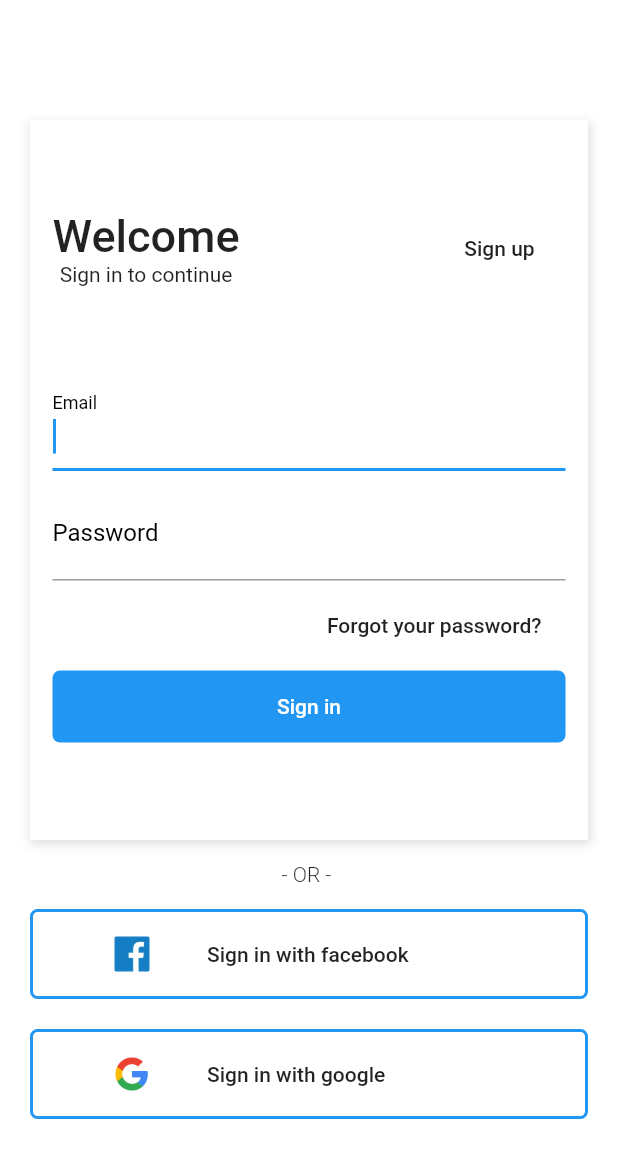
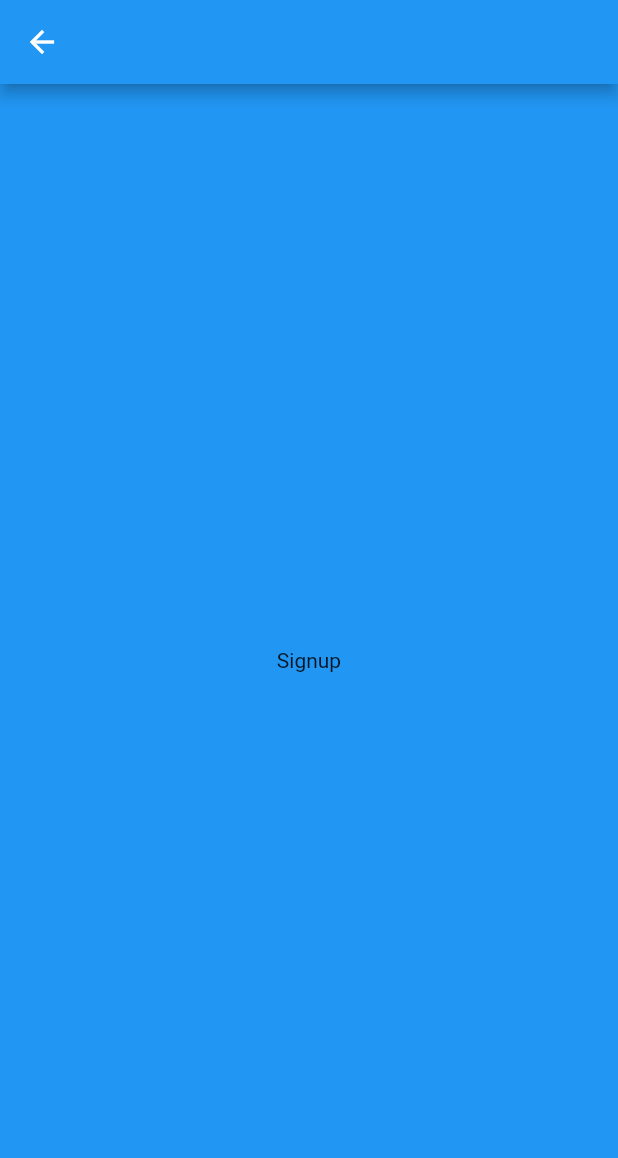
Before and after one commit to viniciusaugutis/flutter-shopping-layout, a Flutter app: the screen it shows after launch, after a tap on "Sign up", on a phone screen of 412 x 824 dp. Shown: the top 1158 px of the screen. Run offline on Flutter 3.47's test engine with Material 2 defaults, Android fonts, the phone set to English and light mode, and no system bars.

Commit message:
Utilizando navigation para pagina de sigup

```diff
--- a/lib/pages/login.page.dart
+++ b/lib/pages/login.page.dart
@@ -1,4 +1,5 @@
 import 'package:flutter/material.dart';
+import 'package:shoppinglayout/pages/signup.page.dart';
 
 class LoginPage extends StatelessWidget {
   @override
@@ -50,7 +51,14 @@ class LoginPage extends StatelessWidget {
                             ]),
                             FlatButton(
                               child: Text("Sign up"),
-                              onPressed: () {},
+                              onPressed: () {
+                                Navigator.push(
+                                  context,
+                                  MaterialPageRoute(
+                                    builder: (context) => SignUpPage(),
+                                  ),
+                                );
+                              },
                             )
                           ],
                         ),
--- /dev/null
+++ b/lib/pages/signup.page.dart
@@ -0,0 +1,16 @@
+import 'package:flutter/material.dart';
+
+class SignUpPage extends StatelessWidget {
+  @override
+  Widget build(BuildContext context) {
+    return Scaffold(
+      appBar: AppBar(),
+      body: Container(
+        color: Colors.blue,
+        child: Center(
+          child: Text("Signup"),
+        ),
+      ),
+    );
+  }
+}
```
